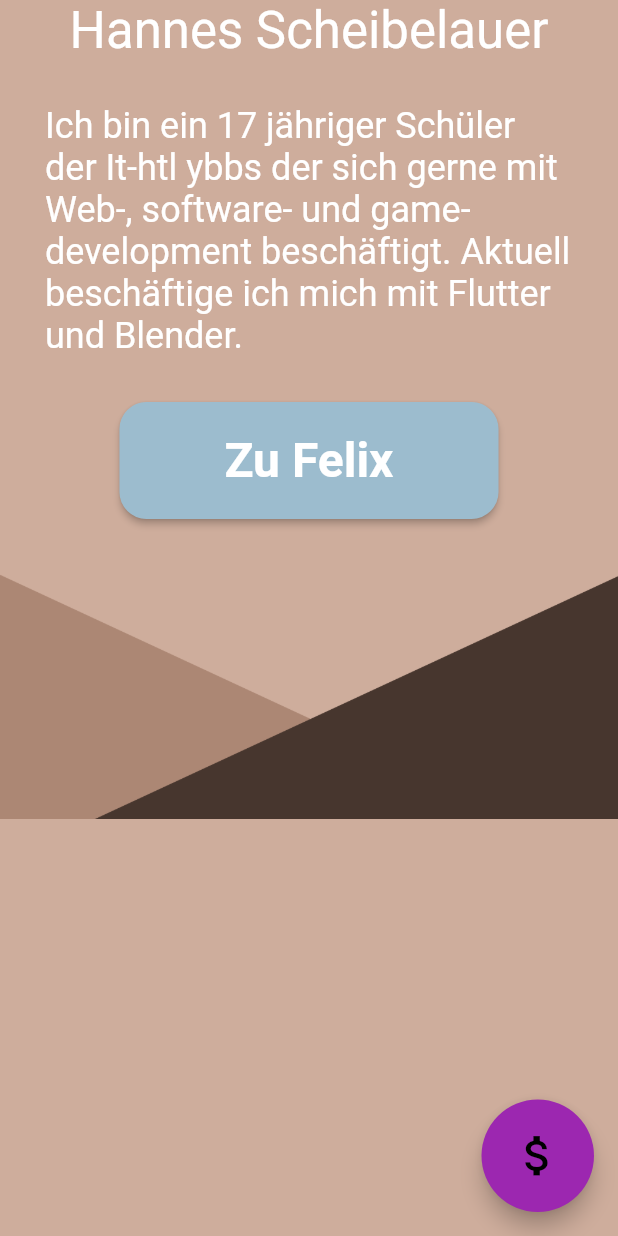
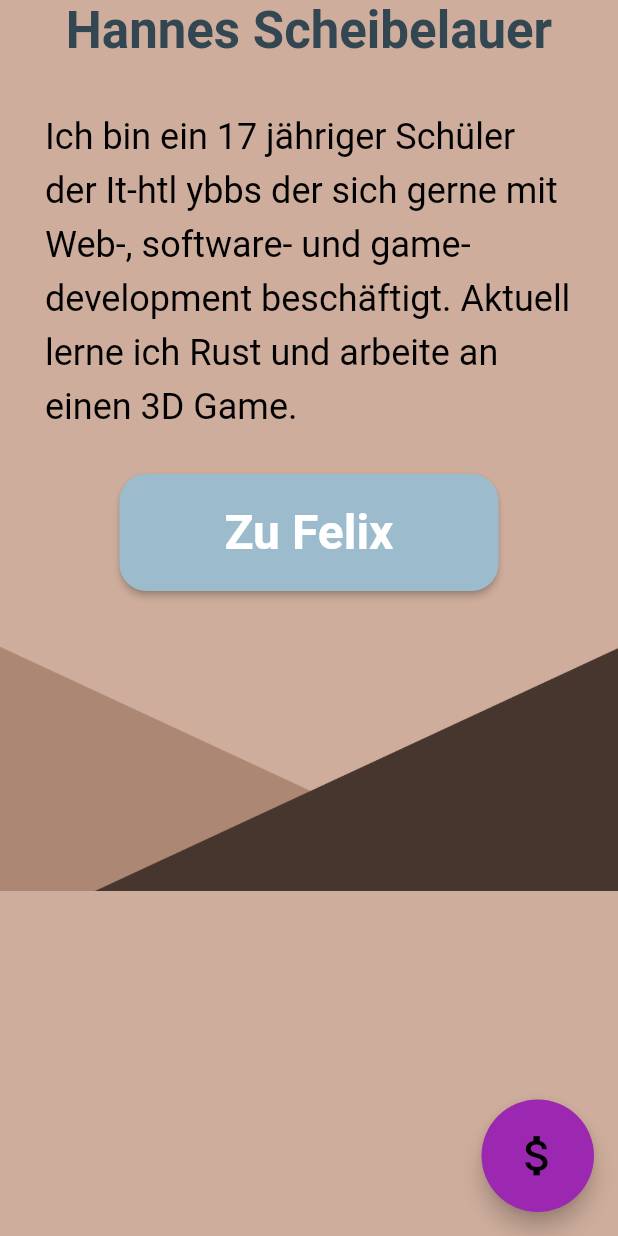
Before and after one commit to Hannes30/flutter_presentation, a Flutter app: the HannesScreen screen opened directly, on a phone screen of 412 x 824 dp. Run offline on Flutter 3.47's test engine with Material 2 defaults, Android fonts, the phone set to English and light mode, and no system bars; our stand-ins replace flutter_svg, google_fonts, gradient_borders.

Commit message:
Hannes Screen Text changes

```diff
--- a/frontend/lib/screens/hannes_screen.dart
+++ b/frontend/lib/screens/hannes_screen.dart
@@ -16,14 +16,18 @@ class HannesScreen extends StatelessWidget {
           alignment: Alignment.center,
           child: Text(
             "Hannes Scheibelauer",
-            style: TextStyle(fontSize: 34),
+            style: TextStyle(
+                fontSize: 34,
+                color: Color.fromARGB(255, 51, 71, 82),
+                fontWeight: FontWeight.bold),
           ),
         ),
         Container(
           margin: const EdgeInsets.all(30),
           child: Text(
-            "Ich bin ein 17 jähriger Schüler der It-htl ybbs der sich gerne mit Web-, software- und game- development beschäftigt. Aktuell beschäftige ich mich mit Flutter und Blender.",
-            style: GoogleFonts.roboto(fontSize: 24),
+            "Ich bin ein 17 jähriger Schüler der It-htl ybbs der sich gerne mit Web-, software- und game- development beschäftigt. Aktuell lerne ich Rust und arbeite an einen 3D Game.",
+            style: GoogleFonts.roboto(
+                fontSize: 24, color: Colors.black, height: 1.5),
           ),
         ),
         Center(
```
